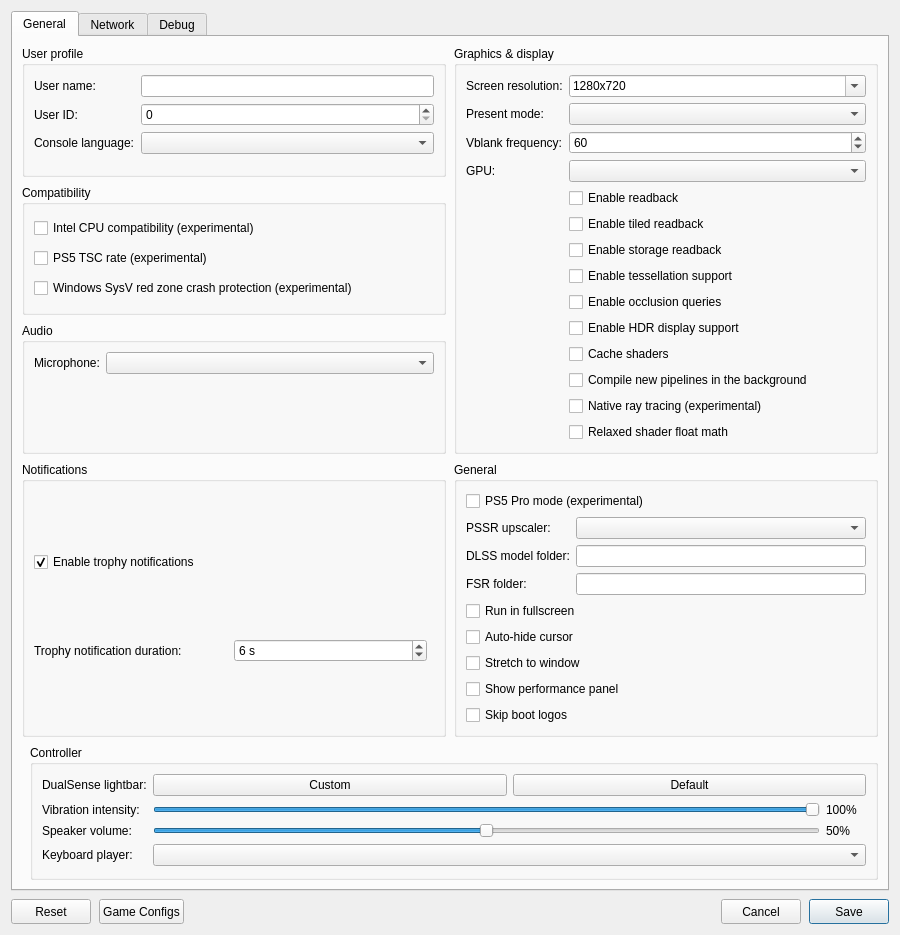
This is src/launcher/forms/configuration_edit_dialog.ui in KytyPS5/KytyPS5 as Qt 5 draws it before an edit. The edited form follows.
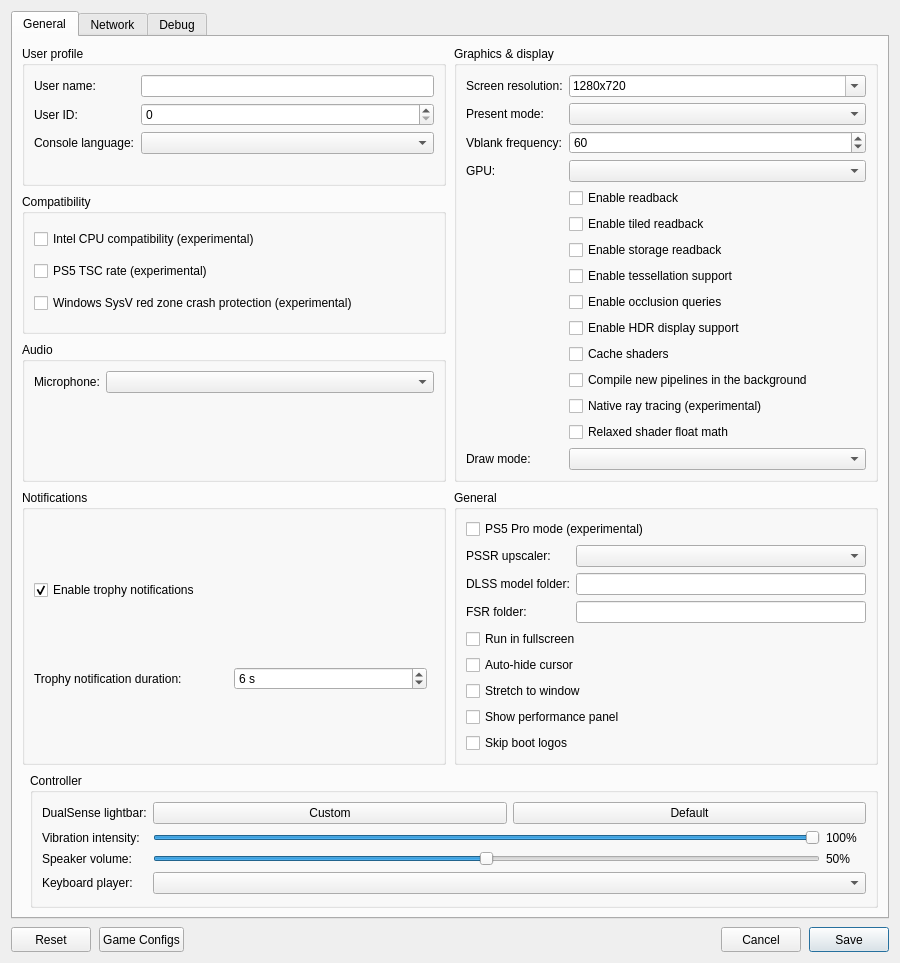
This is the edited form. Custom widgets are drawn as their Qt base class.

Commit message:
launcher: choose the draw mode (original or experiment)
Experiment launches the emulator with the draw templates (KYTY_DRAW_TEMPLATES=2), the second resolve thread
(KYTY_RESOLVE_HELPER=1) and the per-draw block of small read-only buffers (KYTY_DRAW_BUFFERS=1), which are off by
default while they are tested. Original clears the three, also when the launcher's own environment has them.

What changed in the file:
```diff
--- a/src/launcher/forms/configuration_edit_dialog.ui
+++ b/src/launcher/forms/configuration_edit_dialog.ui
@@ -221,6 +221,16 @@
               <property name="text"><string>Native ray tracing (experimental)</string></property>
              </widget>
             </item>
+            <item row="15" column="0">
+             <widget class="QLabel" name="label_draw_mode">
+              <property name="text"><string>Draw mode:</string></property>
+             </widget>
+            </item>
+            <item row="15" column="1">
+             <widget class="QComboBox" name="comboBox_draw_mode">
+              <property name="toolTip"><string>Experiment: draw templates, a second resolve thread and a per-draw block of small buffers. Faster in GTA V, still being tested.</string></property>
+             </widget>
+            </item>
            </layout>
           </widget>
          </item>
```
The commit also changes 4 other files.
